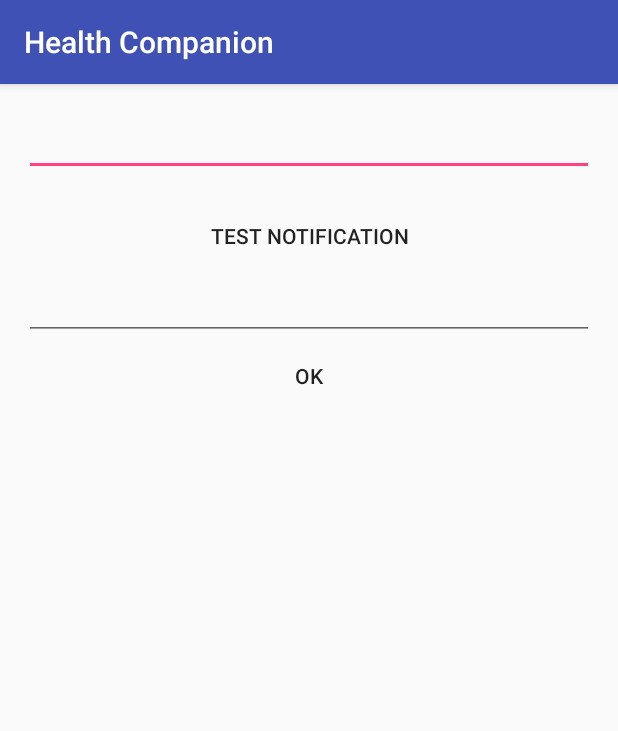
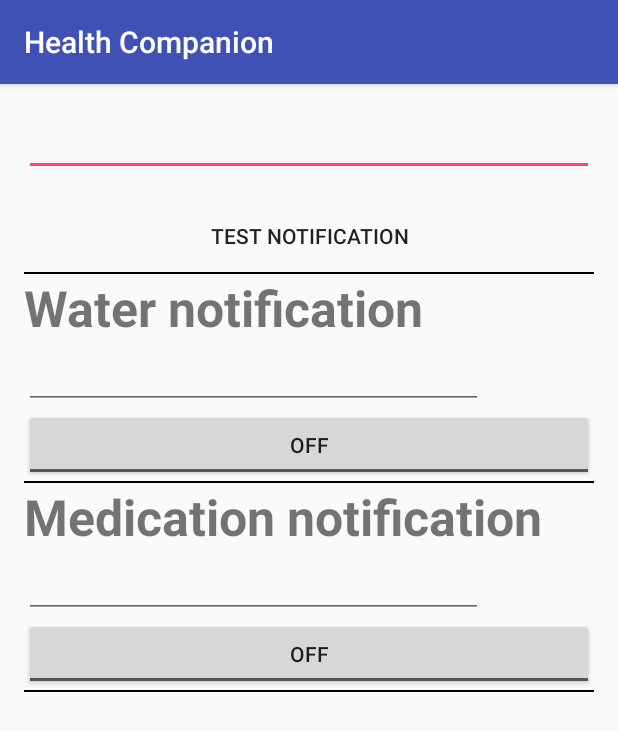
Before and after one commit to Nes280/HealthCompanion, an Android app: the NotificationActivity screen opened directly, with no data from a screen before it, on a phone screen of 412 x 824 dp. Shown: the top 731 px of the screen. Run offline under Robolectric (Android 15) with nearby library versions, the phone set to English and light mode, and no system bars.

Commit message:
notification fonctionne avec 2 contextes: eau et médicament

```diff
--- a/mobile/src/main/AndroidManifest.xml
+++ b/mobile/src/main/AndroidManifest.xml
@@ -38,11 +38,11 @@
         <activity android:name=".PoulsActivity" />
         <activity android:name=".NotificationActivity"></activity>
         <service
-            android:name=".NotificationIntentService"
+            android:name=".NotificationIntentServiceWater"
             android:enabled="true"
             android:exported="false" />
 
-        <receiver android:name=".NotificationEventReceiver" />
+        <receiver android:name=".NotificationEventReceiverWater" />
     </application>
 
 </manifest>
--- a/mobile/src/main/java/com/example/niels/healthcompanion/NotificationActivity.java
+++ b/mobile/src/main/java/com/example/niels/healthcompanion/NotificationActivity.java
@@ -1,6 +1,7 @@
 package com.example.niels.healthcompanion;
 
 import android.app.Notification;
+import android.content.SharedPreferences;
 import android.os.Bundle;
 import android.support.v4.app.NotificationCompat;
 import android.support.v4.app.NotificationManagerCompat;
@@ -9,18 +10,30 @@ import android.util.Log;
 import android.view.View;
 import android.widget.Button;
 import android.widget.EditText;
+import android.widget.ToggleButton;
 
 public class NotificationActivity extends AppCompatActivity {
+    private final static String TAG="TEST ----------";
+    public static final String PREFS_NAME = "MyPrefsFile";
+
     private EditText editText;
-    private EditText editInt;
-    private final static String TAG="TEST ----------";
+    private EditText editIntWater;
+    private EditText editIntMedicament;
+    private ToggleButton toggleButtonWater;
+    private ToggleButton toggleButtonMedication;
+    private boolean isEditedWater = false;
+    private boolean isEditedMedicament = false;
     private long[] pattern = {0, 100, 1000, 300, 200, 100, 500, 200, 100};
 
     @Override
     protected void onCreate(Bundle savedInstanceState) {
         super.onCreate(savedInstanceState);
+
+
         setContentView(R.layout.activity_notification);
         editText = (EditText) findViewById(R.id.editText);
+
+        //Bouton de test
         final Button button = (Button) findViewById(R.id.actionButton);
         button.setOnClickListener(new View.OnClickListener() {
             public void onClick(View v) {
@@ -42,17 +55,114 @@ public class NotificationActivity extends AppCompatActivity {
                 //Log.e(TAG, notification.toString());
             }
         });
-        final Button button2 = (Button) findViewById(R.id.buttonHeure);
-        button2.setOnClickListener(new View.OnClickListener() {
+
+
+        toggleButtonWater = (ToggleButton) findViewById(R.id.toggleButtonWater);
+        SharedPreferences settings = getSharedPreferences(PREFS_NAME, 0);
+        int water = settings.getInt("water", 0);
+        editIntWater = (EditText) findViewById(R.id.editTextWater);
+
+        if (water > 0) {
+            toggleButtonWater.setChecked(true);
+            editIntWater.setText(water+"");
+        }
+        else  {
+            toggleButtonWater.setChecked(false);
+
+        }
+
+        toggleButtonWater.setOnClickListener(new View.OnClickListener() {
             @Override
             public void onClick(View v) {
-                int heure;
-                int min;
-                editInt = (EditText) findViewById(R.id.editInt);
-                heure = Integer.parseInt(editInt.getText().toString());
-                NotificationEventReceiver.setupAlarm(getApplicationContext(),heure );
-                Log.e("---------", ""+heure);
+                isEditedWater=true;
+                if(toggleButtonWater.isChecked() ) {
+                    int heure ;
+                    //Log.e(TAG, "--->"+editIntWater.getText().toString().equals("")+"<---");
+                    if (!editIntWater.getText().toString().equals("0") && !editIntWater.getText().toString().equals("")) {
+                        //Log.e(TAG, "--->"+editIntWater.getText().toString()+"<---");
+                        heure = Integer.parseInt(editIntWater.getText().toString());
+                        NotificationEventReceiverWater.setupAlarm(getApplicationContext(), heure);
+                        Log.e("---------water", "" + heure);
+                    }
+                    else {
+                        toggleButtonWater.setChecked(false);
+                        isEditedWater = false;
+                    }
+                }
+                else {
+                    editIntWater.setText(0+"");
+                    NotificationEventReceiverWater.getDeleteIntent(getApplicationContext());
+                    Log.e("---------water", "delete");
+                }
+            }
+        });
+
+
+        toggleButtonMedication = (ToggleButton) findViewById(R.id.toggleButtonMedicament);
+        SharedPreferences settings2 = getSharedPreferences(PREFS_NAME, 0);
+        int medicament = settings2.getInt("medicament", 0);
+        editIntMedicament = (EditText) findViewById(R.id.editTextMedicament);
+
+        if (medicament > 0) {
+            toggleButtonMedication.setChecked(true);
+            editIntMedicament.setText(medicament+"");
+        }
+        else  {
+            toggleButtonMedication.setChecked(false);
+        }
+
+        toggleButtonMedication.setOnClickListener(new View.OnClickListener() {
+            @Override
+            public void onClick(View v) {
+                isEditedMedicament = true;
+                if(toggleButtonMedication.isChecked()) {
+                    int heure;
+                    if (!editIntMedicament.getText().toString().equals("0") && !editIntMedicament.getText().toString().equals(""))
+                    {
+                    heure = Integer.parseInt(editIntMedicament.getText().toString());
+                        NotificationEventReceiverWater.setupAlarm(getApplicationContext(), heure);
+                        Log.e("---------medication", "" + heure);
+                    }
+                    else {
+                        toggleButtonMedication.setChecked(false);
+                        isEditedMedicament = false;
+                    }
+                }
+                else {
+                    editIntMedicament.setText(0+"");
+                    NotificationEventReceiverWater.getDeleteIntent(getApplicationContext());
+                    Log.e("---------medication", "delete");
+                }
             }
         });
     }
+    public void alert()
+    {
+
+    }
+    @Override
+    protected void onStop(){
+        super.onStop();
+
+        // We need an Editor object to make preference changes.
+        // All objects are from android.context.Context
+        SharedPreferences settings = getSharedPreferences(PREFS_NAME, 0);
+        SharedPreferences.Editor editor = settings.edit();
+
+        if (isEditedMedicament && isEditedWater) {
+            editor.putInt("water", Integer.parseInt(editIntWater.getText().toString()));
+            editor.putInt("medicament", Integer.parseInt(editIntMedicament.getText().toString()));
+            editor.commit();
+        }
+        else if(isEditedMedicament)
+        {
+            editor.putInt("medicament", Integer.parseInt(editIntMedicament.getText().toString()));
+            editor.commit();
+        }
+       else if(isEditedWater)
+        {
+            editor.putInt("water", Integer.parseInt(editIntWater.getText().toString()));
+            editor.commit();
+        }
+    }
 }
--- a/mobile/src/main/res/layout/activity_notification.xml
+++ b/mobile/src/main/res/layout/activity_notification.xml
@@ -21,20 +21,59 @@
         android:layout_gravity="center"
         style="@style/Base.Widget.AppCompat.Button.Borderless"
         android:text="test notification" />
-
+    <View
+        android:layout_width="match_parent"
+        android:layout_height="1dp"
+        android:background="@android:color/black"/>
+    <TextView
+        android:text="@string/title_water"
+        android:textSize="50px"
+        android:textStyle="bold"
+        android:layout_width="match_parent"
+        android:layout_height="wrap_content"
+        android:id="@+id/textViewWater" />
     <EditText
-        android:layout_width="match_parent"
+        android:layout_width="306dp"
         android:layout_height="wrap_content"
         android:inputType="number"
         android:ems="10"
-        android:id="@+id/editInt" />
+        android:id="@+id/editTextWater" />
 
-    <Button
-        android:text="OK"
+    <ToggleButton
+        android:text="ToggleButton"
         android:layout_width="match_parent"
         android:layout_height="wrap_content"
-        style="@style/Base.Widget.AppCompat.Button.Borderless"
-        android:id="@+id/buttonHeure" />
+        android:id="@+id/toggleButtonWater"
+        android:checked="true" />
+    <View
+        android:layout_width="match_parent"
+        android:layout_height="1dp"
+        android:background="@android:color/black"/>
+    <TextView
+        android:text="@string/title_medication"
+        android:textSize="50px"
+        android:textStyle="bold"
+        android:layout_width="match_parent"
+        android:layout_height="wrap_content"
+        android:id="@+id/textViewMadication" />
+
+    <EditText
+        android:layout_width="306dp"
+        android:layout_height="wrap_content"
+        android:inputType="number"
+        android:ems="10"
+        android:id="@+id/editTextMedicament" />
+    <ToggleButton
+        android:text="ToggleButton"
+        android:layout_width="match_parent"
+        android:layout_height="wrap_content"
+        android:checked="true"
+        android:id="@+id/toggleButtonMedicament"
+        />
+    <View
+        android:layout_width="match_parent"
+        android:layout_height="1dp"
+        android:background="@android:color/black"/>
 
 
 </LinearLayout>
--- a/mobile/src/main/res/values/strings.xml
+++ b/mobile/src/main/res/values/strings.xml
@@ -12,4 +12,8 @@
     <string name="notification_desc">Set various reminders</string>
     <string name="settings_desc">Settings for the application.</string>
     <string name="notif_send">You sent an empty notification</string>
+    <string name="title_water">Water notification</string>
+    <string name="title_medication">Medication notification</string>
+    <string name="content_water">Think to drinking</string>
+    <string name="content_medication">Think to take your medication</string>
 </resources>
```
Also changed, not shown: mobile/src/main/java/com/example/niels/healthcompanion/NotificationEventReceiverMedication.java (renamed from mobile/src/main/java/com/example/niels/healthcompanion/NotificationEventReceiver.java, +7 -8 lines), mobile/src/main/java/com/example/niels/healthcompanion/NotificationEventReceiverWater.java (added, +65 -0 lines), mobile/src/main/java/com/example/niels/healthcompanion/NotificationIntentServiceMedication.java (renamed from mobile/src/main/java/com/example/niels/healthcompanion/NotificationIntentService.java, +10 -9 lines), mobile/src/main/java/com/example/niels/healthcompanion/NotificationIntentServiceWater.java (added, +78 -0 lines), 1 other file.
